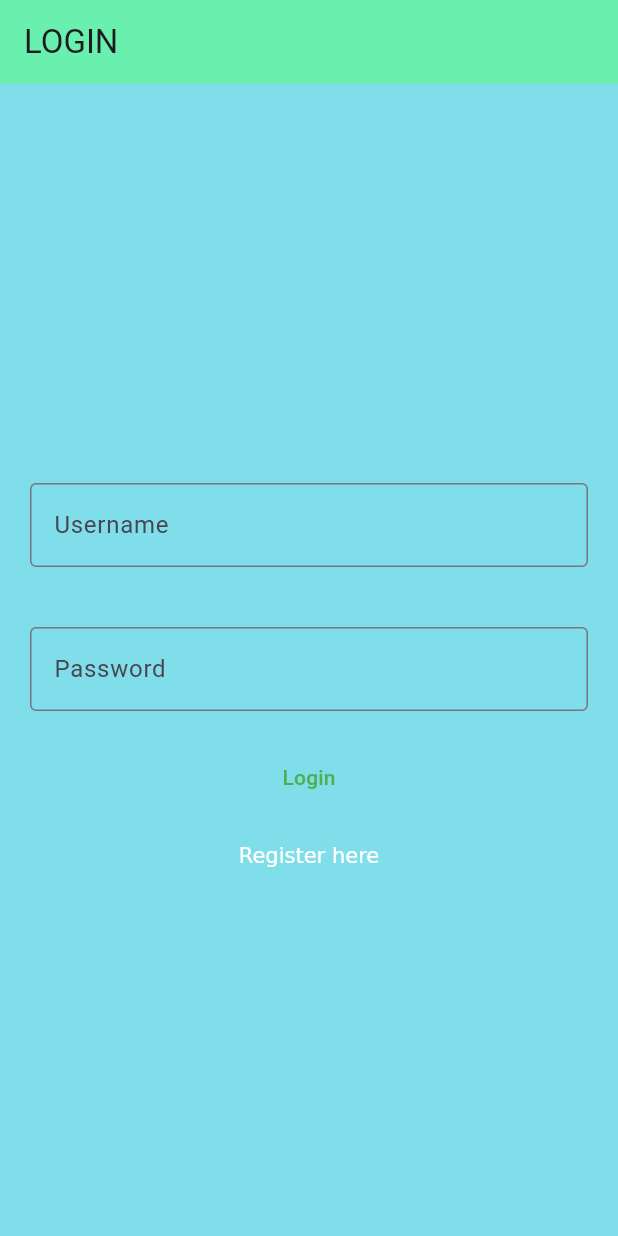
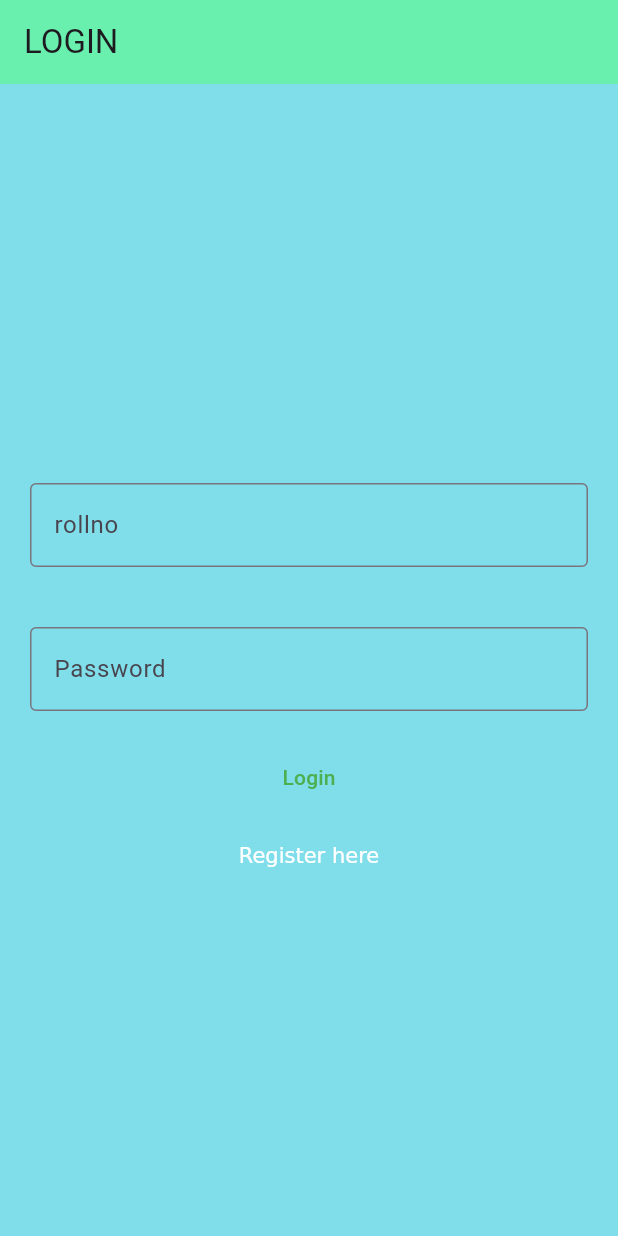
Before and after one commit to Vaishnavsk7/qr_app, a Flutter app: the screen it shows after launch, on a phone screen of 412 x 824 dp. Run offline on Flutter 3.47's test engine with Material 3 defaults, Android fonts, the phone set to English and light mode, and no system bars; our stand-ins replace qr_flutter; missing offline and left inert: mobile_scanner; key blocks and very long unbroken strings in the code were emptied for the run.

Commit message:
finished product

```diff
--- a/lib/login.dart
+++ b/lib/login.dart
@@ -1,7 +1,10 @@
+import 'dart:convert';
+
 import 'package:flutter/gestures.dart';
 import 'package:flutter/material.dart';
 import 'package:qrapp/qrcode.dart';
 import 'package:qrapp/registration.dart';
+import 'package:http/http.dart'as http;
 
 class Login extends StatefulWidget {
   const Login({Key? key}) : super(key: key);
@@ -11,6 +14,28 @@ class Login extends StatefulWidget {
 }
 
 class _LoginState extends State<Login> {
+  final TextEditingController rollno = TextEditingController();
+  final TextEditingController password = TextEditingController();
+  void login()async {
+    Uri uri = Uri.parse('https://scnner-web.onrender.com/api/login');
+    var response = await http.post(uri,
+        headers: <String, String>{
+          'Content-Type': 'application/json;charset=UTF-8',
+        },
+        body: jsonEncode({
+          'rollno': rollno.text,
+          'password': password.text,
+        }));
+    var data=jsonDecode(response.body);
+    print(data("null"));
+    if(response.statusCode==200) {
+      Navigator.push(context,MaterialPageRoute(builder: (context)=>QrCode()
+    ));
+      print('SUCCESS');
+    } else(ScaffoldMessenger.of(context).showSnackBar(SnackBar(content:Text(data('SOMETHING WENT WRONG'))),
+      )
+      );
+  }
   @override
   Widget build(BuildContext context) {
     return Scaffold(backgroundColor: Colors.cyan[200],
@@ -25,15 +50,19 @@ class _LoginState extends State<Login> {
           children: [
             Padding(
               padding: const EdgeInsets.all(20.0),
-              child: TextField(decoration: InputDecoration(
+              child: TextField(
+                controller: rollno,
+                decoration: InputDecoration(
                   border: OutlineInputBorder(),
-                  labelText: 'Username',
-                  hintText: 'Enter Your Username'
+                  labelText: 'rollno',
+                  hintText: 'rollno'
               ),  ),
             ),
             Padding(
               padding: const EdgeInsets.all(20.0),
-              child: TextField(decoration: InputDecoration(
+              child: TextField(
+                controller: password,
+                decoration: InputDecoration(
                   border: OutlineInputBorder(),
                   labelText: 'Password',
                   hintText: 'Enter Your  Password'
--- a/lib/registration.dart
+++ b/lib/registration.dart
@@ -12,9 +12,9 @@ class Registration extends StatefulWidget {
 
 class _RegistrationState extends State<Registration> {
   final TextEditingController _name = TextEditingController();
-  final TextEditingController _dob = TextEditingController();
+  final TextEditingController rollno = TextEditingController();
   final TextEditingController _username = TextEditingController();
-  final TextEditingController _password = TextEditingController();
+  final TextEditingController password = TextEditingController();
 
   bool loading = false;
 
@@ -26,9 +26,9 @@ class _RegistrationState extends State<Registration> {
     },
     body: jsonEncode({
     'name':_name.text,
-    'dob':_dob.text,
+    'rollno':rollno.text,
     'username':_username.text,
-    'password':_password.text
+    'password':password.text
     }));
     print(response.statusCode);
     print(response.body);
@@ -41,9 +41,9 @@ class _RegistrationState extends State<Registration> {
       ScaffoldMessenger.of(context).showSnackBar(SnackBar(content: Text('error'),));
     }
     print(_name.text);
-    print(_dob.text);
+    print(rollno.text);
     print(_username.text);
-    print(_password.text);
+    print(password.text);
   }
   @override
   Widget build(BuildContext context) {
@@ -65,10 +65,10 @@ class _RegistrationState extends State<Registration> {
             ),
             Padding(
               padding: const EdgeInsets.all(20.0),
-              child: TextField(controller:_dob,decoration: InputDecoration(
+              child: TextField(controller:rollno,decoration: InputDecoration(
                   border: OutlineInputBorder(),
-                  labelText: 'DOB',
-                  hintText: 'Enter Yourc  DOB'
+                  labelText: 'rollno',
+                  hintText: 'Enter Your  Rollno'
               ),),
             ),
 
@@ -83,7 +83,7 @@ class _RegistrationState extends State<Registration> {
 
             Padding(
               padding: const EdgeInsets.all(20.0),
-              child: TextField(controller:_password,decoration: InputDecoration(
+              child: TextField(controller:password,decoration: InputDecoration(
                   border: OutlineInputBorder(),
                   labelText: 'Password',
                   hintText: 'Enter Your Password'
```
